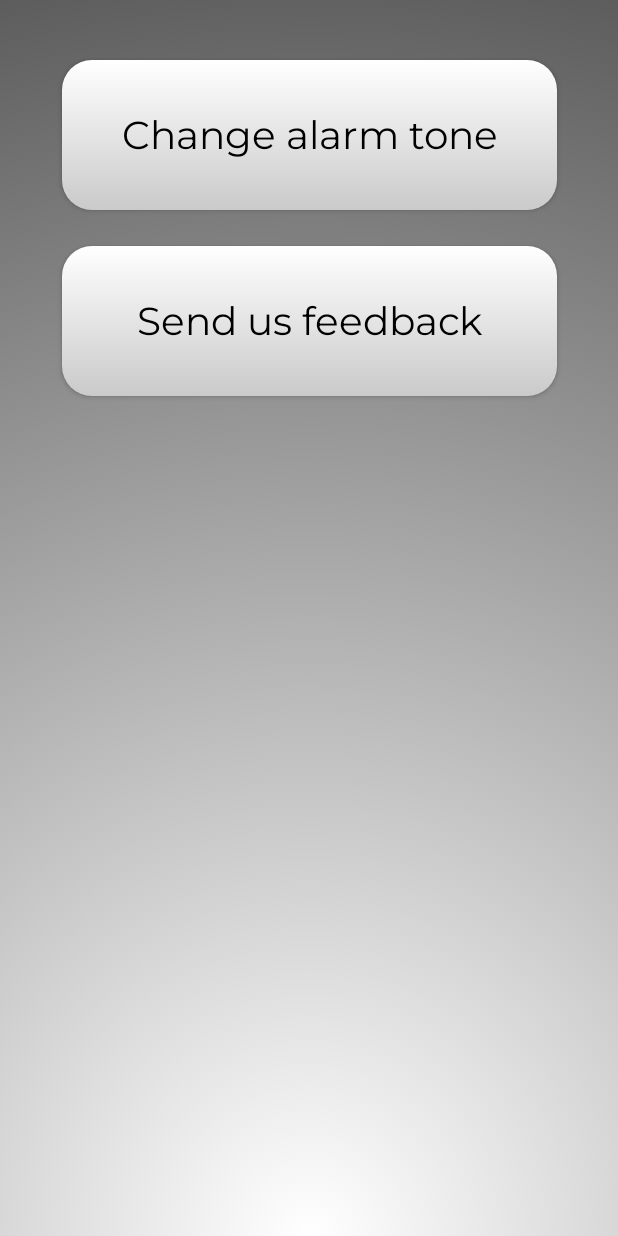
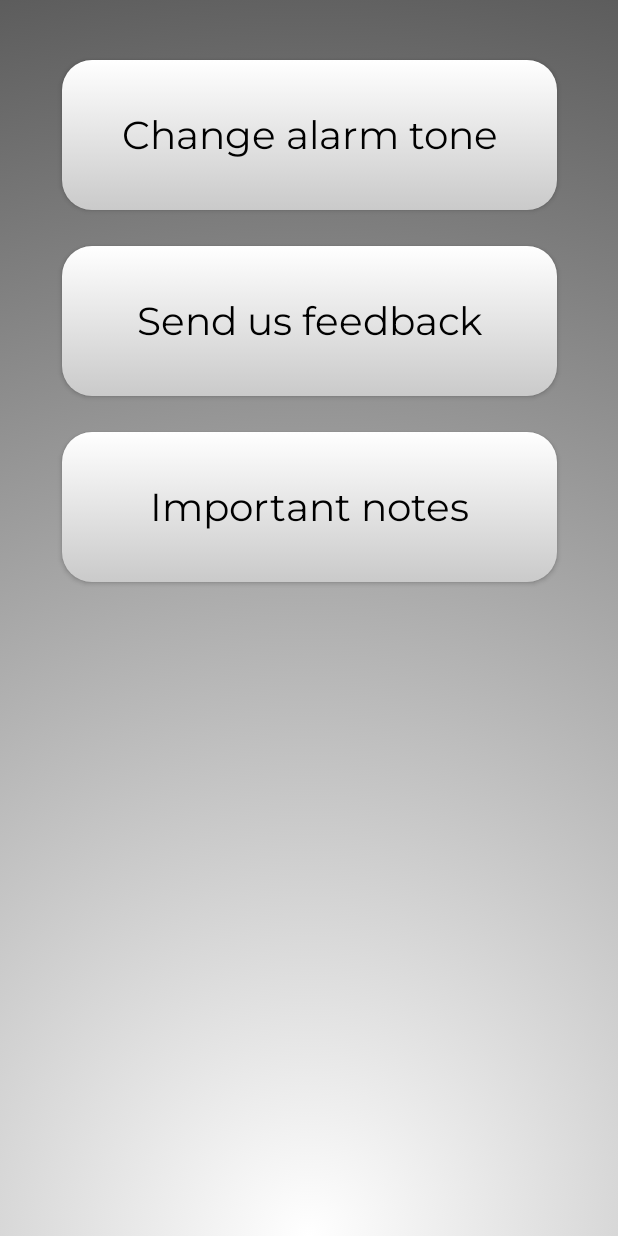
Before and after one commit to MoaazAtik/Shaky, an Android app: the fragment MoreFragment placed in its activity, on a phone screen of 412 x 824 dp. Run offline under Robolectric (Android 15) with nearby library versions, the phone set to English and light mode, and no system bars; 1 statement that could not run was skipped.

Commit message:
added notes feature and edited night theme

```diff
--- a/app/src/main/java/com/thewhitewings/vibro/MoreFragment.java
+++ b/app/src/main/java/com/thewhitewings/vibro/MoreFragment.java
@@ -21,12 +21,15 @@ import androidx.activity.result.contract.ActivityResultContracts;
 import androidx.annotation.NonNull;
 import androidx.annotation.Nullable;
 import androidx.fragment.app.Fragment;
+import androidx.fragment.app.FragmentManager;
+import androidx.fragment.app.FragmentTransaction;
 
 public class MoreFragment extends Fragment {
 
     private static final String TAG = "MoreFragment";
     private Button btnTone;
     private Button btnFeedback;
+    private Button btnNotes;
 
 
     @Nullable
@@ -37,6 +40,7 @@ public class MoreFragment extends Fragment {
 
         btnTone = (Button) view.findViewById(R.id.btn_tone);
         btnFeedback = (Button) view.findViewById(R.id.btn_feedback);
+        btnNotes = (Button) view.findViewById(R.id.btn_notes);
 
         //btnTone
         btnTone.setOnClickListener(new View.OnClickListener() {
@@ -70,6 +74,47 @@ public class MoreFragment extends Fragment {
                 sendEmail();
             }//onClick
         });//btnFeedback OnClickListener
+
+        //btnNotes
+        btnNotes.setOnClickListener(new View.OnClickListener() {
+            @Override
+            public void onClick(View v) {
+                FragmentManager fragmentManager = requireActivity().getSupportFragmentManager();
+                FragmentTransaction fragmentTransaction = fragmentManager.beginTransaction();
+
+                fragmentTransaction.replace(R.id.fragment_container_notes, new NotesFragment());
+                fragmentTransaction.addToBackStack(null); // Optional, for back navigation
+
+//                //animations
+//                fragmentTransaction.setCustomAnimations(
+//                        android.R.anim.slide_in_left, // Enter animation
+//                        android.R.anim.slide_out_right, // Exit animation
+//                        android.R.anim.slide_in_left, // Pop enter animation (when navigating back)
+//                        android.R.anim.slide_out_right // Pop exit animation (when navigating back)
+//                );
+
+//                fragmentTransaction.setCustomAnimations(
+//                        androidx.fragment.R.animator.fragment_open_enter, // Enter animation
+//                        androidx.fragment.R.animator.fragment_open_exit, // Exit animation
+//                        androidx.fragment.R.animator.fragment_close_enter, // Pop enter animation (when navigating back)
+//                        androidx.fragment.R.animator.fragment_close_exit // Pop exit animation (when navigating back)
+//                );
+
+//                fragment_fade_enter
+//                        fragment_fade_exit
+//                fragment_open_enter
+//                        fragment_open_exit
+//                fragment_close_enter
+//                        fragment_close_exit
+
+//                FragmentManager fragmentManager = requireActivity().getSupportFragmentManager();
+//                fragmentManager.popBackStack();
+
+
+                fragmentTransaction.commit();
+
+            }
+        });//btnNotes OnClickListener
 
         return view;
     }//onCreateView
--- a/app/src/main/res/layout/fragment_more.xml
+++ b/app/src/main/res/layout/fragment_more.xml
@@ -1,6 +1,7 @@
 <?xml version="1.0" encoding="utf-8"?>
 <androidx.constraintlayout.widget.ConstraintLayout xmlns:android="http://schemas.android.com/apk/res/android"
     xmlns:app="http://schemas.android.com/apk/res-auto"
+    xmlns:tools="http://schemas.android.com/tools"
     android:layout_width="match_parent"
     android:layout_height="match_parent"
     android:background="@drawable/fragment_background_gradient"
@@ -41,4 +42,30 @@
         app:layout_constraintStart_toStartOf="parent"
         app:layout_constraintTop_toBottomOf="@id/btn_tone" />
 
+    <androidx.appcompat.widget.AppCompatButton
+        android:id="@+id/btn_notes"
+        android:layout_width="330dp"
+        android:layout_height="100dp"
+        android:layout_marginTop="24dp"
+        android:background="@drawable/btns_fragment"
+        android:fontFamily="@font/montserrat_regular"
+        android:gravity="center"
+        android:text="Important notes"
+        android:textAllCaps="false"
+        android:textColor="@color/black"
+        app:autoSizeTextType="uniform"
+        app:autoSizeMaxTextSize="26sp"
+        app:layout_constraintEnd_toEndOf="parent"
+        app:layout_constraintStart_toStartOf="parent"
+        app:layout_constraintTop_toBottomOf="@id/btn_feedback" />
+
+    <androidx.fragment.app.FragmentContainerView
+        android:id="@+id/fragment_container_notes"
+        android:layout_width="match_parent"
+        android:layout_height="match_parent"
+        tools:layout="@layout/fragment_notes"
+        tools:name="com.thewhitewings.vibro.NotesFragment"
+        android:elevation="3dp"
+        tools:visibility="gone"/>
+
 </androidx.constraintlayout.widget.ConstraintLayout>
```
Also changed, not shown: app/src/main/java/com/thewhitewings/vibro/NotesFragment.java (added, +57 -0 lines), app/src/main/res/layout/fragment_notes.xml (added, +85 -0 lines).
